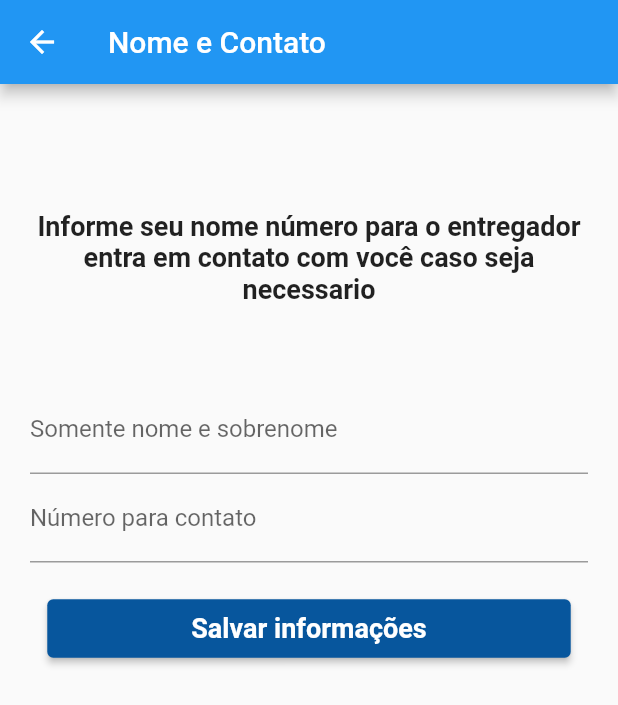
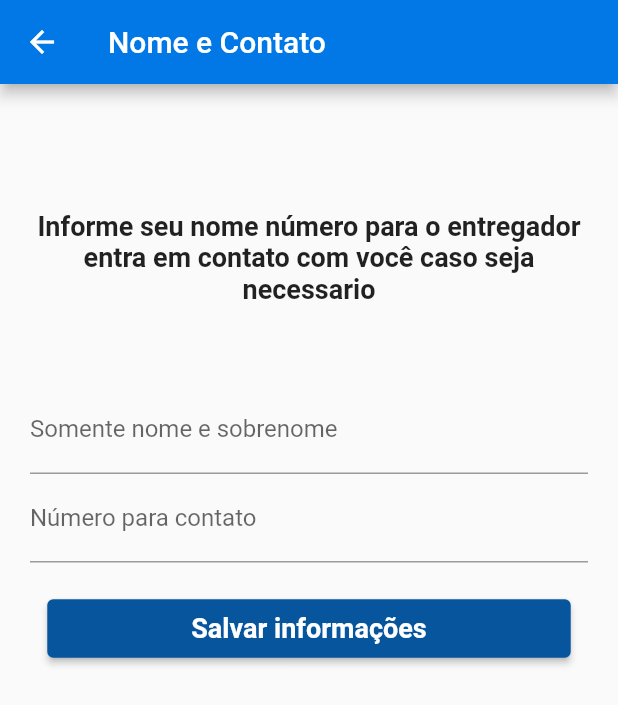
Before and after one commit to Kevin-Sarges/app-agua, a Flutter app: the InfoScreen screen opened by its route, on a phone screen of 412 x 824 dp. Shown: the top 705 px of the screen. Run offline on Flutter 3.47's test engine with Material 2 defaults, Android fonts, the phone set to English and light mode, and no system bars; our stand-ins replace cloud_firestore, firebase_core, flutter_bloc, get_it; accounts and stored records are empty.

Commit message:
ajustes na header

```diff
--- a/lib/app/presenter/view/info/screen/info_screen.dart
+++ b/lib/app/presenter/view/info/screen/info_screen.dart
@@ -29,6 +29,7 @@ class _InfoScreenState extends State<InfoScreen> {
       child: Scaffold(
         appBar: AppBar(
           title: const Text('Nome e Contato'),
+          backgroundColor: ColorsApp.bluePrimary,
         ),
         body: BlocListener<InfoCubit, InfoState>(
           listener: (context, state) {
```
